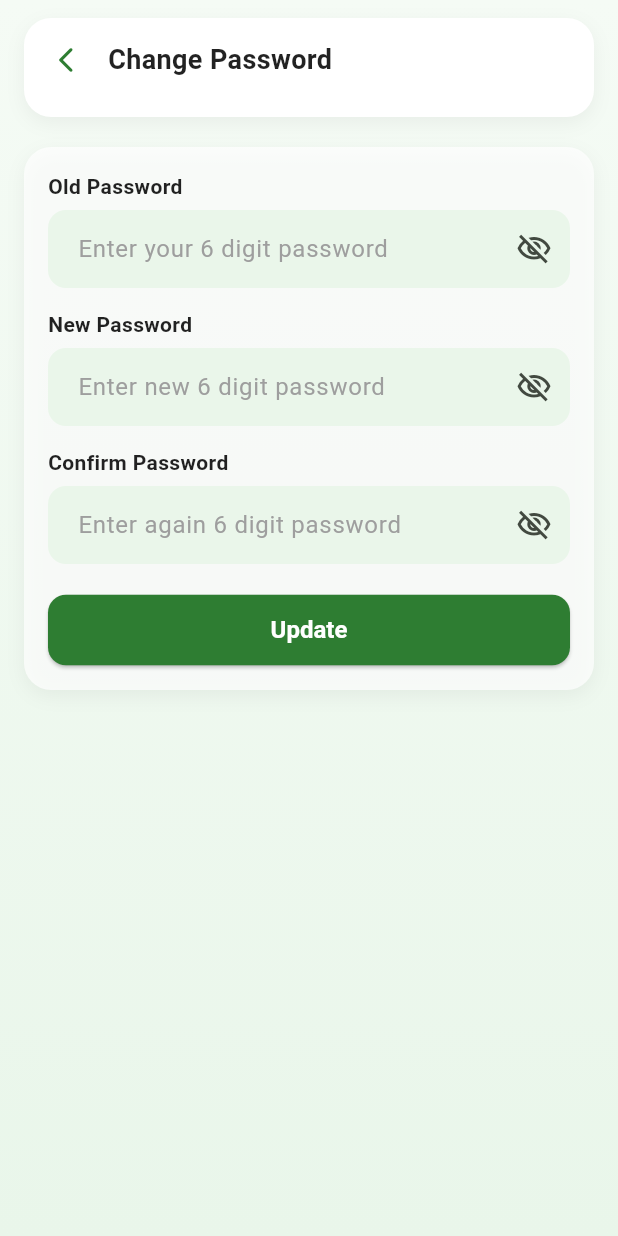
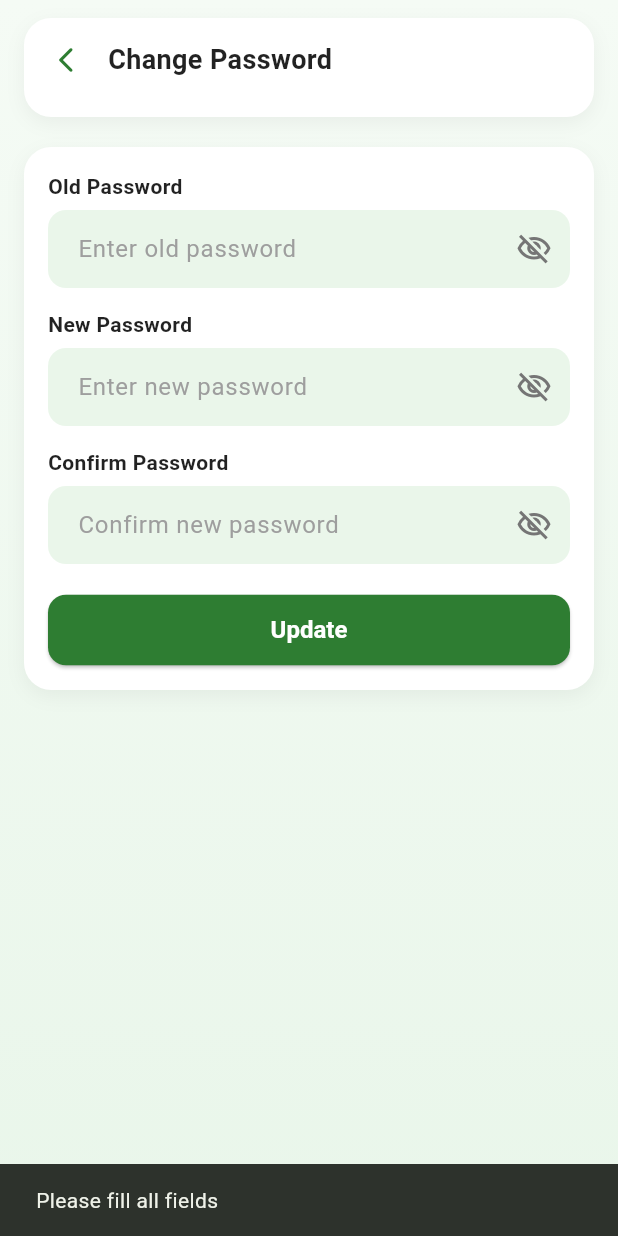
Before and after one commit to Nababmithun/prize-bond-app, a Flutter app: the ChangePasswordView screen opened by its route, after a tap on "Update", on a phone screen of 412 x 824 dp. Run offline on Flutter 3.47's test engine with Material 3 defaults, Android fonts, the phone set to English and light mode, and no system bars; our stand-ins replace animate_do, connectivity_plus, dio, easy_localization, image_picker, shared_preferences; accounts and stored records are empty.

Commit message:
change password API call Complete

```diff
--- a/lib/core/network/endpoints.dart
+++ b/lib/core/network/endpoints.dart
@@ -51,4 +51,10 @@ class Endpoints {
   static const String profileEdit = 'profile/edit';
   // Prize Bond
   static const String prizeBondList = "prize-bond/list";
+
+  // ---------------------------
+  // Password: Change Password
+  // ---------------------------
+  static const String changePassword = 'customer/change-password';
+
 }
--- /dev/null
+++ b/lib/data/viewmodels/change_password_view_model.dart
@@ -0,0 +1,32 @@
+import 'package:flutter/foundation.dart';
+import '../repositories/change_password_repository.dart';
+
+class ChangePasswordViewModel extends ChangeNotifier {
+  final ChangePasswordRepository _repo;
+  ChangePasswordViewModel(this._repo);
+
+  bool _loading = false;
+  bool get isLoading => _loading;
+
+  String? message;
+
+  Future<bool> changePassword({
+    required String oldPassword,
+    required String newPassword,
+    required String confirmPassword,
+  }) async {
+    _loading = true;
+    notifyListeners();
+
+    final res = await _repo.changePassword(
+      oldPassword: oldPassword,
+      newPassword: newPassword,
+      confirmPassword: confirmPassword,
+    );
+
+    _loading = false;
+    message = res['message'];
+    notifyListeners();
+    return res['ok'] == true;
+  }
+}
--- a/lib/main.dart
+++ b/lib/main.dart
@@ -14,9 +14,11 @@ import 'data/repositories/auth_repository.dart';
 import 'data/repositories/bond_repository.dart';
 
 // VIEWMODELS
+import 'data/repositories/change_password_repository.dart';
 import 'data/viewmodels/ProfileViewModel.dart';
 import 'data/viewmodels/auth_view_model.dart';
 import 'data/viewmodels/bond_view_model.dart';
+import 'data/viewmodels/change_password_view_model.dart';
 import 'data/viewmodels/settings_view_model.dart';
 
 Future<void> main() async {
@@ -50,11 +52,13 @@ class BondNotifierApp extends StatelessWidget {
         Provider(create: (_) => AuthRepository()),
         Provider(create: (_) => BondRepository()),
         Provider(create: (_) => ProfileRepository()),
+        Provider(create: (_) => ChangePasswordRepository()),
 
         //  ViewModels
         ChangeNotifierProvider(create: (c) => AuthViewModel(c.read<AuthRepository>())),
         ChangeNotifierProvider(create: (c) => BondViewModel(c.read<BondRepository>())),
         ChangeNotifierProvider(create: (c) => ProfileViewModel(c.read<ProfileRepository>())),
+        ChangeNotifierProvider(create: (c) => ChangePasswordViewModel(c.read<ChangePasswordRepository>())),
       ],
       child: Builder(
         builder: (context) {
--- a/lib/ui/settings/change_password_view.dart
+++ b/lib/ui/settings/change_password_view.dart
@@ -1,6 +1,8 @@
 import 'package:easy_localization/easy_localization.dart';
 import 'package:flutter/material.dart';
+import 'package:provider/provider.dart';
 import '../../core/theme/app_theme.dart';
+import '../../data/viewmodels/change_password_view_model.dart';
 
 class ChangePasswordView extends StatefulWidget {
   const ChangePasswordView({super.key});
@@ -19,37 +21,39 @@ class _ChangePasswordViewState extends State<ChangePasswordView>
   final newPass = TextEditingController();
   final confirmPass = TextEditingController();
 
+  bool _showOld = false;
+  bool _showNew = false;
+  bool _showConfirm = false;
+
   @override
   void initState() {
     super.initState();
-
     _controller = AnimationController(
       vsync: this,
       duration: const Duration(milliseconds: 700),
     );
-
     _slideAnimation =
         Tween<Offset>(begin: const Offset(0, 0.2), end: Offset.zero).animate(
           CurvedAnimation(parent: _controller, curve: Curves.easeOutCubic),
         );
-
-    _fadeAnimation = CurvedAnimation(
-      parent: _controller,
-      curve: Curves.easeInOut,
-    );
-
+    _fadeAnimation =
+        CurvedAnimation(parent: _controller, curve: Curves.easeInOut);
     _controller.forward();
   }
 
   @override
   void dispose() {
     _controller.dispose();
+    oldPass.dispose();
+    newPass.dispose();
+    confirmPass.dispose();
     super.dispose();
   }
 
   @override
   Widget build(BuildContext context) {
     final cs = Theme.of(context).colorScheme;
+    final vm = context.watch<ChangePasswordViewModel>();
 
     return Scaffold(
       body: Stack(
@@ -72,7 +76,7 @@ class _ChangePasswordViewState extends State<ChangePasswordView>
                   padding:
                   const EdgeInsets.symmetric(horizontal: 16, vertical: 12),
                   children: [
-                    // Header bar with title
+                    // Header
                     Container(
                       padding: const EdgeInsets.fromLTRB(4, 4, 12, 14),
                       decoration: BoxDecoration(
@@ -108,11 +112,11 @@ class _ChangePasswordViewState extends State<ChangePasswordView>
                     ),
                     const SizedBox(height: 20),
 
-                    // Card container with fields
+                    // Input card
                     Container(
                       padding: const EdgeInsets.all(16),
                       decoration: BoxDecoration(
-                        color: Colors.white.withOpacity(0.7),
+                        color: Colors.white,
                         borderRadius: BorderRadius.circular(18),
                         boxShadow: [
                           BoxShadow(
@@ -126,20 +130,29 @@ class _ChangePasswordViewState extends State<ChangePasswordView>
                         children: [
                           _buildField(
                             label: 'change_password.old'.tr(),
-                            hint: 'Enter your 6 digit password',
+                            hint: 'Enter old password',
                             controller: oldPass,
+                            obscure: !_showOld,
+                            toggle: () =>
+                                setState(() => _showOld = !_showOld),
                           ),
                           const SizedBox(height: 14),
                           _buildField(
                             label: 'change_password.new'.tr(),
-                            hint: 'Enter new 6 digit password',
+                            hint: 'Enter new password',
                             controller: newPass,
+                            obscure: !_showNew,
+                            toggle: () =>
+                                setState(() => _showNew = !_showNew),
                           ),
                           const SizedBox(height: 14),
                           _buildField(
                             label: 'change_password.confirm'.tr(),
-                            hint: 'Enter again 6 digit password',
+                            hint: 'Confirm new password',
                             controller: confirmPass,
+                            obscure: !_showConfirm,
+                            toggle: () =>
+                                setState(() => _showConfirm = !_showConfirm),
                           ),
                           const SizedBox(height: 20),
 
@@ -155,10 +168,55 @@ class _ChangePasswordViewState extends State<ChangePasswordView>
                                   borderRadius: BorderRadius.circular(12),
                                 ),
                               ),
-                              onPressed: () {
-                                // TODO: add password change logic
+                              onPressed: vm.isLoading
+                                  ? null
+                                  : () async {
+                                final oldP = oldPass.text.trim();
+                                final newP = newPass.text.trim();
+                                final confirmP =
+                                confirmPass.text.trim();
+
+                                if (oldP.isEmpty ||
+                                    newP.isEmpty ||
+                                    confirmP.isEmpty) {
+                                  ScaffoldMessenger.of(context)
+                                      .showSnackBar(const SnackBar(
+                                      content: Text(
+                                          'Please fill all fields')));
+                                  return;
+                                }
+                                if (newP != confirmP) {
+                                  ScaffoldMessenger.of(context)
+                                      .showSnackBar(const SnackBar(
+                                      content: Text(
+                                          'New passwords do not match')));
+                                  return;
+                                }
+
+                                final ok = await vm.changePassword(
+                                  oldPassword: oldP,
+                                  newPassword: newP,
+                                  confirmPassword: confirmP,
+                                );
+
+                                if (!mounted) return;
+                                ScaffoldMessenger.of(context)
+                                    .showSnackBar(SnackBar(
+                                  content: Text(vm.message ??
+                                      (ok
+                                          ? 'Password changed successfully!'
+                                          : 'Failed to change password')),
+                                  backgroundColor: ok
+                                      ? AppTheme.primary
+                                      : Colors.redAccent,
+                                ));
+
+                                if (ok) Navigator.pop(context);
                               },
-                              child: Text(
+                              child: vm.isLoading
+                                  ? const CircularProgressIndicator(
+                                  color: Colors.white)
+                                  : Text(
                                 'change_password.update'.tr(),
                                 style: const TextStyle(
                                   fontSize: 16,
@@ -185,6 +243,8 @@ class _ChangePasswordViewState extends State<ChangePasswordView>
     required String label,
     required String hint,
     required TextEditingController controller,
+    required bool obscure,
+    required VoidCallback toggle,
   }) {
     return Column(
       crossAxisAlignment: CrossAxisAlignment.start,
@@ -194,7 +254,7 @@ class _ChangePasswordViewState extends State<ChangePasswordView>
         const SizedBox(height: 6),
         TextField(
           controller: controller,
-          obscureText: true,
+          obscureText: obscure,
           decoration: InputDecoration(
             hintText: hint,
             filled: true,
@@ -203,7 +263,15 @@ class _ChangePasswordViewState extends State<ChangePasswordView>
               borderRadius: BorderRadius.circular(12),
               borderSide: BorderSide.none,
             ),
-            suffixIcon: const Icon(Icons.visibility_off_outlined),
+            suffixIcon: IconButton(
+              icon: Icon(
+                obscure
+                    ? Icons.visibility_off_outlined
+                    : Icons.visibility_outlined,
+                color: Colors.grey.shade600,
+              ),
+              onPressed: toggle,
+            ),
           ),
         ),
       ],
```
Also changed, not shown: lib/data/repositories/change_password_repository.dart (added, +40 -0 lines).
